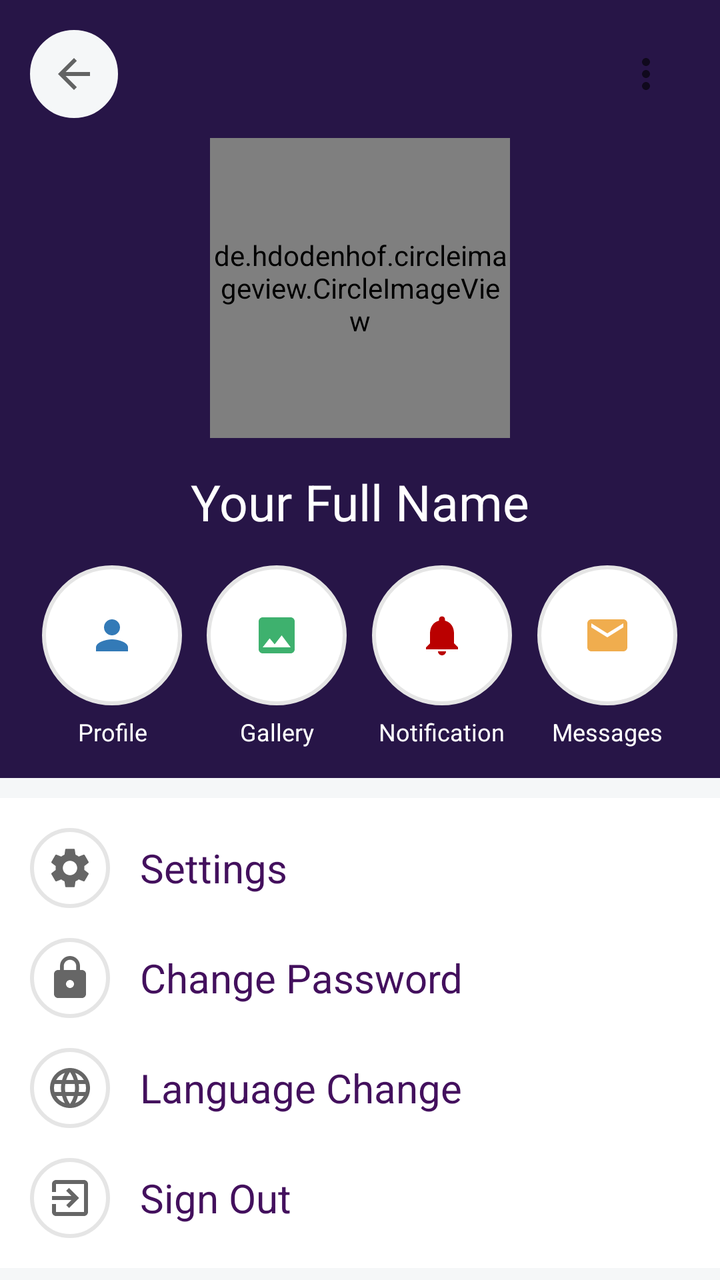
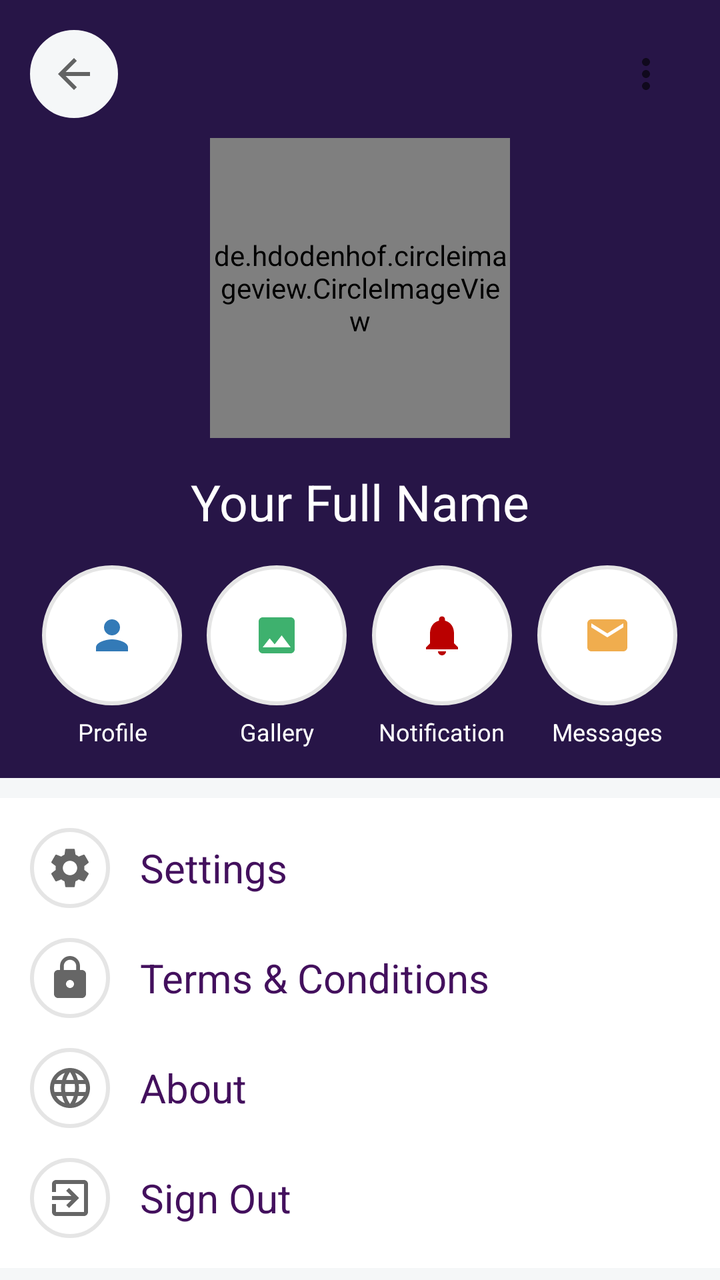

Screens rendered from an Android XML layout before and after an edit, with the pre-edit source and the edit as a unified diff.
<!-- AndroidManifest.xml: application theme AppTheme -->
<!-- res/layout/fragment_account.xml -->
<?xml version="1.0" encoding="utf-8"?>
<RelativeLayout xmlns:android="http://schemas.android.com/apk/res/android" xmlns:app="http://schemas.android.com/apk/res-auto"
    xmlns:tools="http://schemas.android.com/tools"
    android:background="@color/colorBackgroundGrey"
    android:layout_width="match_parent"
    android:layout_height="match_parent"
    tools:context=".views.fragments.AccountFragment">

    <androidx.core.widget.NestedScrollView
        android:scrollbars="none"
        android:fillViewport="true"
        android:layout_width="match_parent"
        android:layout_height="match_parent">
        <LinearLayout
            android:orientation="vertical"
            android:layout_width="match_parent"
            android:layout_height="match_parent">

            
            <LinearLayout
                android:padding="15dp"
                android:gravity="center"
                android:orientation="vertical"
                android:background="@color/colorPrimary"
                android:layout_marginBottom="10dp"
                android:layout_width="match_parent"
                android:layout_height="wrap_content">
                <RelativeLayout
                    android:layout_marginBottom="10dp"
                    android:layout_width="match_parent"
                    android:layout_height="wrap_content">
                    <ImageButton
                        android:id="@+id/back_button"
                        android:src="@drawable/ic_baseline_arrow_back_24"
                        android:backgroundTint="@color/colorBackgroundGrey"
                        android:background="@drawable/shape_radius_100_pad_10_stroke_grey_bg_white"
                        android:layout_width="wrap_content"
                        android:layout_height="wrap_content"/>
                    <TextView
                        android:visibility="gone"
                        android:layout_centerInParent="true"
                        android:text="Account"
                        android:textSize="20sp"
                        android:textAllCaps="true"
                        android:layout_width="wrap_content"
                        android:layout_height="wrap_content"/>
                    <ImageButton
                        android:id="@+id/item_share"
                        android:layout_alignParentEnd="true"
                        android:scaleType="fitCenter"
                        android:adjustViewBounds="true"
                        android:src="@drawable/ic_baseline_more_vert_24"
                        app:backgroundTint="@android:color/transparent"
                        android:background="@drawable/shape_radius_100_pad_10_stroke_grey_bg_white"
                        android:layout_width="wrap_content"
                        android:layout_height="wrap_content" />
                </RelativeLayout>
                <de.hdodenhof.circleimageview.CircleImageView
                    android:id="@+id/item_photo"
                    app:civ_border_width="1dp"
                    app:civ_border_color="@color/colorLightGrey"
                    app:civ_circle_background_color="@color/colorWhite"
                    app:tint="@color/colorWhite"
                    android:src="@drawable/ic_add_photo"
                    android:layout_marginBottom="15dp"
                    android:layout_width="150dp"
                    android:layout_height="150dp" />
                <TextView
                    android:id="@+id/item_name"
                    android:text="Your Full Name"
                    android:textSize="25sp"
                    android:textColor="@color/colorWhite"
                    android:layout_marginBottom="15dp"
                    android:layout_width="wrap_content"
                    android:layout_height="wrap_content"/>
                <LinearLayout
                    android:weightSum="4"
                    android:orientation="horizontal"
                    android:layout_width="match_parent"
                    android:layout_height="wrap_content">
                    <LinearLayout
                        android:gravity="center"
                        android:orientation="vertical"
                        android:layout_width="0dp"
                        android:layout_height="wrap_content"
                        android:layout_weight="1">
                        <ImageButton
                            android:id="@+id/item_profile"
                            android:layout_marginBottom="5dp"
                            android:tint="@color/colorAstral"
                            android:src="@drawable/ic_baseline_person_24"
                            android:background="@drawable/shape_radius_100_pad_10_stroke_grey_bg_white"
                            android:layout_width="70dp"
                            android:layout_height="70dp" />
                        <TextView
                            android:textSize="12sp"
                            android:textAlignment="center"
                            android:text="Profile"
                            android:textColor="@color/colorWhite"
                            android:layout_width="wrap_content"
                            android:layout_height="wrap_content"/>
                    </LinearLayout>
                    <LinearLayout
                        android:gravity="center"
                        android:orientation="vertical"
                        android:layout_width="0dp"
                        android:layout_height="wrap_content"
                        android:layout_weight="1">
                        <ImageButton
                            android:id="@+id/item_gallery"
                            android:layout_marginBottom="5dp"
                            android:tint="@color/colorOceanGreen"
                            android:src="@drawable/ic_baseline_image_24"
                            android:background="@drawable/shape_radius_100_pad_10_stroke_grey_bg_white"
                            android:layout_width="70dp"
                            android:layout_height="70dp" />
                        <TextView
                            android:textSize="12sp"
                            android:textAlignment="center"
                            android:text="Gallery"
                            android:textColor="@color/colorWhite"
                            android:layout_width="wrap_content"
                            android:layout_height="wrap_content"/>
                    </LinearLayout>
                    <LinearLayout
                        android:gravity="center"
                        android:orientation="vertical"
                        android:layout_width="0dp"
                        android:layout_height="wrap_content"
                        android:layout_weight="1">
                        <ImageButton
                            android:id="@+id/item_notification"
                            android:layout_marginBottom="5dp"
                            android:tint="@color/colorGuardsmanRed"
                            android:src="@drawable/ic_baseline_notifications_24"
                            android:background="@drawable/shape_radius_100_pad_10_stroke_grey_bg_white"
                            android:layout_width="70dp"
                            android:layout_height="70dp" />
                        <TextView
                            android:textSize="12sp"
                            android:textAlignment="center"
                            android:text="Notification"
                            android:textColor="@color/colorWhite"
                            android:layout_width="wrap_content"
                            android:layout_height="wrap_content"/>
                    </LinearLayout>
                    <LinearLayout
                        android:gravity="center"
                        android:orientation="vertical"
                        android:layout_width="0dp"
                        android:layout_height="wrap_content"
                        android:layout_weight="1">
                        <ImageButton
                            android:id="@+id/item_message"
                            android:layout_marginBottom="5dp"
                            android:tint="@color/colorSandyBrown"
                            android:src="@drawable/ic_baseline_email_24"
                            android:background="@drawable/shape_radius_100_pad_10_stroke_grey_bg_white"
                            android:layout_width="70dp"
                            android:layout_height="70dp" />
                        <TextView
                            android:textSize="12sp"
                            android:textAlignment="center"
                            android:text="Messages"
                            android:textColor="@color/colorWhite"
                            android:layout_width="wrap_content"
                            android:layout_height="wrap_content"/>
                    </LinearLayout>
                </LinearLayout>
            </LinearLayout>

            <LinearLayout
                android:padding="15dp"
                android:orientation="vertical"
                android:background="@color/colorWhite"
                android:layout_marginBottom="10dp"
                android:layout_width="match_parent"
                android:layout_height="match_parent">
                <LinearLayout
                    android:gravity="center_vertical"
                    android:orientation="horizontal"
                    android:layout_marginBottom="15dp"
                    android:layout_width="match_parent"
                    android:layout_height="wrap_content">
                    <ImageButton
                        android:src="@drawable/ic_baseline_settings_24"
                        android:background="@drawable/shape_radius_100_pad_10_stroke_grey_bg_white"
                        android:layout_marginEnd="15dp"
                        android:layout_width="40dp"
                        android:layout_height="40dp" />
                    <TextView
                        android:id="@+id/item_settings"
                        android:textSize="20sp"
                        android:textAlignment="center"
                        android:text="Settings"
                        android:textColor="@color/colorPrimaryDark"
                        android:layout_width="wrap_content"
                        android:layout_height="wrap_content"/>
                </LinearLayout>
                <LinearLayout
                    android:gravity="center_vertical"
                    android:orientation="horizontal"
                    android:layout_marginBottom="15dp"
                    android:layout_width="match_parent"
                    android:layout_height="wrap_content">
                    <ImageButton
                        android:src="@drawable/ic_baseline_lock_24"
                        android:background="@drawable/shape_radius_100_pad_10_stroke_grey_bg_white"
                        android:layout_marginEnd="15dp"
                        android:layout_width="40dp"
                        android:layout_height="40dp" />
                    <TextView
                        android:id="@+id/item_change_password"
                        android:textSize="20sp"
                        android:textAlignment="center"
                        android:text="Change Password"
                        android:textColor="@color/colorPrimaryDark"
                        android:layout_width="wrap_content"
                        android:layout_height="wrap_content"/>
                </LinearLayout>
                <LinearLayout
                    android:gravity="center_vertical"
                    android:orientation="horizontal"
                    android:layout_marginBottom="15dp"
                    android:layout_width="match_parent"
                    android:layout_height="wrap_content">
                    <ImageButton
                        android:src="@drawable/ic_baseline_language_24"
                        android:background="@drawable/shape_radius_100_pad_10_stroke_grey_bg_white"
                        android:layout_marginEnd="15dp"
                        android:layout_width="40dp"
                        android:layout_height="40dp" />
                    <TextView
                        android:id="@+id/item_change_language"
                        android:textSize="20sp"
                        android:textAlignment="center"
                        android:text="Language Change"
                        android:textColor="@color/colorPrimaryDark"
                        android:layout_width="wrap_content"
                        android:layout_height="wrap_content"/>
                </LinearLayout>
                <LinearLayout
                    android:gravity="center_vertical"
                    android:orientation="horizontal"
                    android:layout_width="match_parent"
                    android:layout_height="wrap_content">
                    <ImageButton
                        android:src="@drawable/ic_baseline_exit_to_app_24"
                        android:background="@drawable/shape_radius_100_pad_10_stroke_grey_bg_white"
                        android:layout_marginEnd="15dp"
                        android:layout_width="40dp"
                        android:layout_height="40dp" />
                    <TextView
                        android:id="@+id/item_sign_out"
                        android:textSize="20sp"
                        android:textAlignment="center"
                        android:text="Sign Out"
                        android:textColor="@color/colorPrimaryDark"
                        android:layout_width="wrap_content"
                        android:layout_height="wrap_content"/>
                </LinearLayout>
            </LinearLayout>


        </LinearLayout>
    </androidx.core.widget.NestedScrollView>

</RelativeLayout>
<!-- resources referenced by this layout -->
<resources>
  <color name="colorAstral">#337AB7</color>
  <color name="colorBackgroundGrey">#F5F7F8</color>
  <color name="colorGuardsmanRed">#BA0000</color>
  <color name="colorLightGrey">#F2F2F2</color>
  <color name="colorOceanGreen">#3EB16E</color>
  <color name="colorPrimary">#271547</color>
  <color name="colorPrimaryDark">#43105D</color>
  <color name="colorSandyBrown">#F0AD4E</color>
  <color name="colorWhite">#FFFFFF</color>
  <!-- drawable ic_baseline_arrow_back_24 (drawable) -->
  <vector xmlns:android="http://schemas.android.com/apk/res/android"
      android:width="24dp"
      android:height="24dp"
      android:viewportWidth="24"
      android:viewportHeight="24"
      android:tint="?attr/colorControlNormal">
    <path
        android:fillColor="@android:color/white"
        android:pathData="M20,11H7.83l5.59,-5.59L12,4l-8,8 8,8 1.41,-1.41L7.83,13H20v-2z"/>
  </vector>
  <!-- drawable ic_baseline_email_24 (drawable) -->
  <vector xmlns:android="http://schemas.android.com/apk/res/android"
      android:width="24dp"
      android:height="24dp"
      android:viewportWidth="24"
      android:viewportHeight="24"
      android:tint="?attr/colorControlNormal">
    <path
        android:fillColor="@android:color/white"
        android:pathData="M20,4L4,4c-1.1,0 -1.99,0.9 -1.99,2L2,18c0,1.1 0.9,2 2,2h16c1.1,0 2,-0.9 2,-2L22,6c0,-1.1 -0.9,-2 -2,-2zM20,8l-8,5 -8,-5L4,6l8,5 8,-5v2z"/>
  </vector>
  <!-- drawable ic_baseline_image_24 (drawable) -->
  <vector xmlns:android="http://schemas.android.com/apk/res/android"
      android:width="24dp"
      android:height="24dp"
      android:viewportWidth="24"
      android:viewportHeight="24"
      android:tint="?attr/colorControlNormal">
    <path
        android:fillColor="@android:color/white"
        android:pathData="M21,19V5c0,-1.1 -0.9,-2 -2,-2H5c-1.1,0 -2,0.9 -2,2v14c0,1.1 0.9,2 2,2h14c1.1,0 2,-0.9 2,-2zM8.5,13.5l2.5,3.01L14.5,12l4.5,6H5l3.5,-4.5z"/>
  </vector>
  <!-- drawable ic_baseline_more_vert_24 (drawable) -->
  <vector xmlns:android="http://schemas.android.com/apk/res/android"
      android:width="24dp"
      android:height="24dp"
      android:viewportWidth="24"
      android:viewportHeight="24"
      android:tint="?attr/colorControlNormal">
    <path
        android:fillColor="@android:color/white"
        android:pathData="M12,8c1.1,0 2,-0.9 2,-2s-0.9,-2 -2,-2 -2,0.9 -2,2 0.9,2 2,2zM12,10c-1.1,0 -2,0.9 -2,2s0.9,2 2,2 2,-0.9 2,-2 -0.9,-2 -2,-2zM12,16c-1.1,0 -2,0.9 -2,2s0.9,2 2,2 2,-0.9 2,-2 -0.9,-2 -2,-2z"/>
  </vector>
  <!-- drawable ic_baseline_person_24 (drawable) -->
  <vector xmlns:android="http://schemas.android.com/apk/res/android"
      android:width="24dp"
      android:height="24dp"
      android:viewportWidth="24"
      android:viewportHeight="24"
      android:tint="?attr/colorControlNormal">
    <path
        android:fillColor="@android:color/white"
        android:pathData="M12,12c2.21,0 4,-1.79 4,-4s-1.79,-4 -4,-4 -4,1.79 -4,4 1.79,4 4,4zM12,14c-2.67,0 -8,1.34 -8,4v2h16v-2c0,-2.66 -5.33,-4 -8,-4z"/>
  </vector>
  <!-- drawable shape_radius_100_pad_10_stroke_grey_bg_white (drawable) -->
  <?xml version="1.0" encoding="utf-8"?>
  <shape xmlns:android="http://schemas.android.com/apk/res/android">
      
      <solid android:color="@color/colorWhite" />
      <stroke android:width="2dp" android:color="#e5e5e5" />
      <padding android:left="10dp" android:top="10dp" android:right="10dp" android:bottom="10dp"/>
      <corners android:radius="100dp"/>
  </shape>
  <style name="AppTheme" parent="Theme.MaterialComponents.DayNight.NoActionBar">
          
          <item name="colorPrimary">@color/colorPrimary</item>
          <item name="colorPrimaryDark">@color/colorPrimaryDark</item>
          <item name="colorAccent">@color/colorAccent</item>
      </style>
  <color name="colorAccent">#2D164A</color>
  <!-- unchanged entries left out for length: 6 -->
</resources>

<!-- the commit's change to res/layout/fragment_account.xml (unified diff, before → after) -->
@@ -213,7 +213,7 @@
                         android:id="@+id/item_change_password"
                         android:textSize="20sp"
                         android:textAlignment="center"
-                        android:text="Change Password"
+                        android:text="Terms &amp; Conditions"
                         android:textColor="@color/colorPrimaryDark"
                         android:layout_width="wrap_content"
                         android:layout_height="wrap_content"/>
@@ -234,7 +234,7 @@
                         android:id="@+id/item_change_language"
                         android:textSize="20sp"
                         android:textAlignment="center"
-                        android:text="Language Change"
+                        android:text="About"
                         android:textColor="@color/colorPrimaryDark"
                         android:layout_width="wrap_content"
                         android:layout_height="wrap_content"/>
